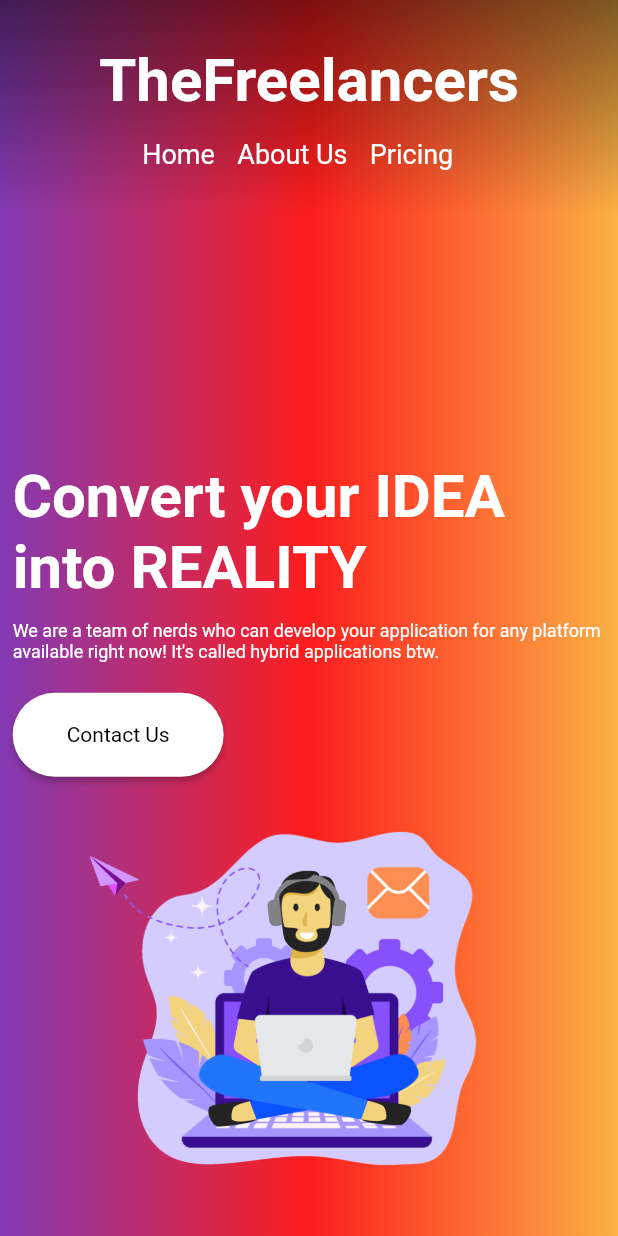
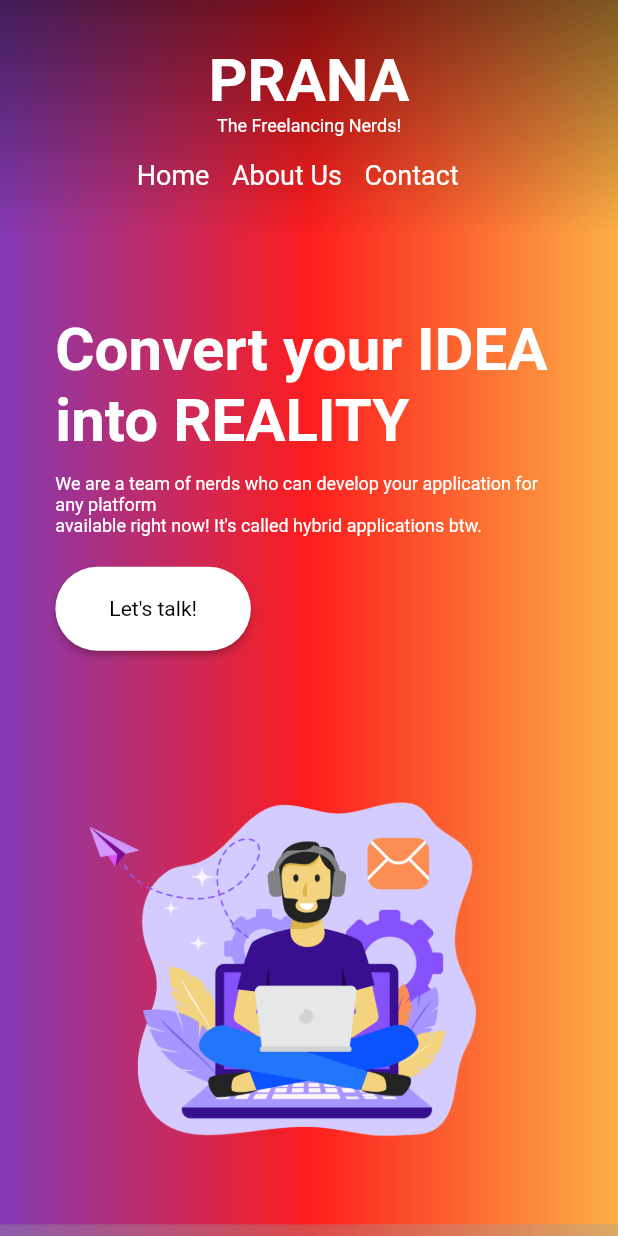
Before and after one commit to Tusharcoder18/thefreelancer-website, a Flutter app: the screen it shows after launch, on a phone screen of 412 x 824 dp. Run offline on Flutter 3.47's test engine with Material 2 defaults, Android fonts, the phone set to English and light mode, and no system bars; our stand-ins replace font_awesome_flutter.

Commit message:
Added compatibility for mobile screens

```diff
--- a/lib/LandingPage/about_us.dart
+++ b/lib/LandingPage/about_us.dart
@@ -1,5 +1,3 @@
-import 'dart:ui';
-
 import 'package:flutter/material.dart';
 
 class AboutUs extends StatelessWidget {
@@ -24,6 +22,55 @@ class AboutUs extends StatelessWidget {
             width: screenWidth * 0.5,
           ),
           Expanded(child: aboutUsBodyText(context, screenWidth, screenHeight)),
+          SizedBox(
+            width: screenWidth * 0.1,
+          ),
+        ],
+      ),
+    );
+  }
+}
+
+class AboutUsMobile extends StatelessWidget {
+  const AboutUsMobile({Key? key}) : super(key: key);
+
+  @override
+  Widget build(BuildContext context) {
+    final screenWidth = MediaQuery.of(context).size.width;
+    final screenHeight = MediaQuery.of(context).size.height;
+    return Container(
+      color: Colors.grey.withOpacity(0.35),
+      height: screenHeight * 0.8,
+      child: Column(
+        crossAxisAlignment: CrossAxisAlignment.center,
+        // mainAxisAlignment: MainAxisAlignment.center,
+        children: [
+          Expanded(
+            child: Column(
+              crossAxisAlignment: CrossAxisAlignment.start,
+              mainAxisAlignment: MainAxisAlignment.center,
+              children: [
+                Text(
+                  "About Us",
+                  style: Theme.of(context).textTheme.displayMedium,
+                ),
+                SizedBox(
+                  width: screenWidth * 0.8,
+                  child: Text(
+                    "We are Avengers of freeelance developers 😎. Just Kidding. We are a team of young enthusiastic professional nerds who are experts in Flutter Application Devlopment. So let us know your requirements and we will create it for you in no time!",
+                    style: Theme.of(context).textTheme.bodyMedium,
+                  ),
+                ),
+              ],
+            ),
+          ),
+          Expanded(
+            child: Image.asset(
+              'assets/images/aboutus.png',
+              height: screenWidth * 0.5,
+              width: screenWidth * 0.5,
+            ),
+          ),
         ],
       ),
     );
--- a/lib/LandingPage/footer.dart
+++ b/lib/LandingPage/footer.dart
@@ -11,7 +11,7 @@ class Footer extends StatelessWidget {
     final screenHeight = MediaQuery.of(context).size.height;
     return Container(
       color: Colors.black,
-      height: screenHeight * 0.2,
+      height: screenHeight * 0.15,
       child: Column(
         crossAxisAlignment: CrossAxisAlignment.center,
         mainAxisAlignment: MainAxisAlignment.center,
--- a/lib/LandingPage/intro.dart
+++ b/lib/LandingPage/intro.dart
@@ -32,17 +32,77 @@ class Intro extends StatelessWidget {
   }
 }
 
+class IntroMobile extends StatelessWidget {
+  const IntroMobile({Key? key}) : super(key: key);
+
+  @override
+  Widget build(BuildContext context) {
+    final screenWidth = MediaQuery.of(context).size.width;
+    final screenHeight = MediaQuery.of(context).size.height;
+    return SizedBox(
+      height: screenHeight * 0.8,
+      child: Column(
+        crossAxisAlignment: CrossAxisAlignment.center,
+        // mainAxisAlignment: MainAxisAlignment.center,
+        children: [
+          Expanded(
+            child: Column(
+              crossAxisAlignment: CrossAxisAlignment.start,
+              mainAxisAlignment: MainAxisAlignment.center,
+              children: [
+                Text(
+                  'Convert your IDEA \ninto REALITY',
+                  style: Theme.of(context).textTheme.displayMedium,
+                ),
+                const SizedBox(
+                  height: 12,
+                ),
+                SizedBox(
+                  width: screenWidth * 0.8,
+                  child: Text(
+                    'We are a team of nerds who can develop your application for any platform \navailable right now! It\'s called hybrid applications btw.',
+                    style: Theme.of(context).textTheme.bodyMedium,
+                  ),
+                ),
+                const SizedBox(
+                  height: 20,
+                ),
+                MaterialButton(
+                  onPressed: () {
+                    context
+                        .read<AutoScroll>()
+                        .scrollTo((screenHeight * 0.875) * 2);
+                  },
+                  shape: const RoundedRectangleBorder(
+                    borderRadius: BorderRadius.all(Radius.circular(30)),
+                  ),
+                  child: Padding(
+                    padding: const EdgeInsets.all(20.0),
+                    child: Text(
+                      'Let\'s talk!',
+                      style: Theme.of(context).textTheme.labelMedium,
+                    ),
+                  ),
+                  color: Colors.white,
+                ),
+              ],
+            ),
+          ),
+          Expanded(
+            child: Image.asset(
+              'assets/images/developer.png',
+              // height: screenWidth,
+              // width: screenWidth,
+            ),
+          ),
+        ],
+      ),
+    );
+  }
+}
+
 Widget introBodyText(BuildContext context, double width, double height) {
   final screenHeight = MediaQuery.of(context).size.height;
-  TextStyle? displayStyle = width > 1200
-      ? Theme.of(context).textTheme.displayLarge
-      : Theme.of(context).textTheme.displayMedium;
-  TextStyle? bodyStyle = width > 1200
-      ? Theme.of(context).textTheme.bodyLarge?.copyWith(fontSize: 18)
-      : Theme.of(context).textTheme.bodyMedium;
-  TextStyle? labelStyle = width > 1200
-      ? Theme.of(context).textTheme.labelLarge
-      : Theme.of(context).textTheme.labelMedium;
   return Column(
     crossAxisAlignment: CrossAxisAlignment.start,
     // mainAxisAlignment: MainAxisAlignment.center,
@@ -52,14 +112,14 @@ Widget introBodyText(BuildContext context, double width, double height) {
       ),
       Text(
         'Convert your IDEA \ninto REALITY',
-        style: displayStyle,
+        style: Theme.of(context).textTheme.displayLarge,
       ),
       const SizedBox(
         height: 12,
       ),
       Text(
         'We are a team of nerds who can develop your application for any platform \navailable right now! It\'s called hybrid applications btw.',
-        style: bodyStyle,
+        style: Theme.of(context).textTheme.bodyLarge?.copyWith(fontSize: 18),
       ),
       const SizedBox(
         height: 20,
@@ -74,8 +134,8 @@ Widget introBodyText(BuildContext context, double width, double height) {
         child: Padding(
           padding: const EdgeInsets.all(20.0),
           child: Text(
-            'Let\'s do it!',
-            style: labelStyle,
+            'Let\'s talk!',
+            style: Theme.of(context).textTheme.labelLarge,
           ),
         ),
         color: Colors.white,
--- a/lib/LandingPage/landing_page_body.dart
+++ b/lib/LandingPage/landing_page_body.dart
@@ -26,64 +26,20 @@ class LandingPageBody extends StatelessWidget {
           ),
         );
       } else {
-        return Column(
-          crossAxisAlignment: CrossAxisAlignment.center,
+        return ListView(
+          controller: context.read<AutoScroll>().scrollController,
           children: [
-            landingPageBodyText(context, screenWidth, screenHeight),
-            Expanded(child: Image.asset('assets/images/developer.png')),
+            const IntroMobile(),
+            const AboutUsMobile(),
+            Padding(
+              padding: EdgeInsets.symmetric(
+                  horizontal: screenWidth * 0.1, vertical: screenWidth * 0.22),
+              child: const ContactUsForm(),
+            ),
+            const Footer(),
           ],
         );
       }
     }));
   }
 }
-
-Widget landingPageBodyText(BuildContext context, double width, double height) {
-  TextStyle? displayStyle = width > 1200
-      ? Theme.of(context).textTheme.displayLarge
-      : Theme.of(context).textTheme.displayMedium;
-  TextStyle? bodyStyle = width > 1200
-      ? Theme.of(context).textTheme.bodyLarge?.copyWith(fontSize: 18)
-      : Theme.of(context).textTheme.bodyMedium;
-  TextStyle? labelStyle = width > 1200
-      ? Theme.of(context).textTheme.labelLarge
-      : Theme.of(context).textTheme.labelMedium;
-  return Column(
-    crossAxisAlignment: CrossAxisAlignment.start,
-    // mainAxisAlignment: MainAxisAlignment.center,
-    children: [
-      SizedBox(
-        height: height * 0.2,
-      ),
-      // विचार असलियत
-      Text(
-        'Convert your IDEA \ninto REALITY',
-        style: displayStyle,
-      ),
-      const SizedBox(
-        height: 12,
-      ),
-      Text(
-        'We are a team of nerds who can develop your application for any platform \navailable right now! It\'s called hybrid applications btw.',
-        style: bodyStyle,
-      ),
-      const SizedBox(
-        height: 20,
-      ),
-      MaterialButton(
-        onPressed: () {},
-        shape: const RoundedRectangleBorder(
-          borderRadius: BorderRadius.all(Radius.circular(30)),
-        ),
-        child: Padding(
-          padding: const EdgeInsets.all(20.0),
-          child: Text(
-            'Contact Us',
-            style: labelStyle,
-          ),
-        ),
-        color: Colors.white,
-      ),
-    ],
-  );
-}
--- a/lib/Navbar/navbar.dart
+++ b/lib/Navbar/navbar.dart
@@ -105,47 +105,53 @@ class MobileNavbar extends StatelessWidget {
 
   @override
   Widget build(BuildContext context) {
+    final screenHeight = MediaQuery.of(context).size.height;
     return Column(
       children: [
         Row(),
+        Column(
+          children: [
             Text(
-          'TheFreelancers',
-          style: Theme.of(context).textTheme.headlineMedium,
+              'PRANA',
+              style: Theme.of(context).textTheme.headlineLarge,
+            ),
+            const Text("The Freelancing Nerds!"),
+          ],
         ),
         const SizedBox(height: 15),
         Row(
           mainAxisAlignment: MainAxisAlignment.center,
           children: [
-            Text(
+            GestureDetector(
+              onTap: () {
+                context.read<AutoScroll>().scrollTo(1);
+              },
+              child: Text(
                 'Home',
                 style: Theme.of(context).textTheme.titleMedium,
               ),
+            ),
             const SizedBox(width: 15),
-            Text(
+            GestureDetector(
+              onTap: () {
+                context.read<AutoScroll>().scrollTo(screenHeight * 0.8);
+              },
+              child: Text(
                 'About Us',
                 style: Theme.of(context).textTheme.titleMedium,
               ),
+            ),
             const SizedBox(width: 15),
-            Text(
-              'Pricing',
+            GestureDetector(
+              onTap: () {
+                context.read<AutoScroll>().scrollTo((screenHeight * 0.8) * 2);
+              },
+              child: Text(
+                'Contact',
                 style: Theme.of(context).textTheme.titleMedium,
               ),
+            ),
             const SizedBox(width: 15),
-            // MaterialButton(
-            //   onPressed: () {},
-            //   shape: const RoundedRectangleBorder(
-            //     borderRadius: BorderRadius.all(Radius.circular(20)),
-            //   ),
-            //   child: Padding(
-            //     padding: const EdgeInsets.all(8.0),
-            //     child: Text(
-            //       'Contact Us',
-            //       style: Theme.of(context).textTheme.labelMedium,
-            //     ),
-            //   ),
-            //   color: Colors.white,
-            // ),
-            // const SizedBox(width: 15),
           ],
         ),
       ],
```
Lines whose indentation alone changed are shown as unchanged.
